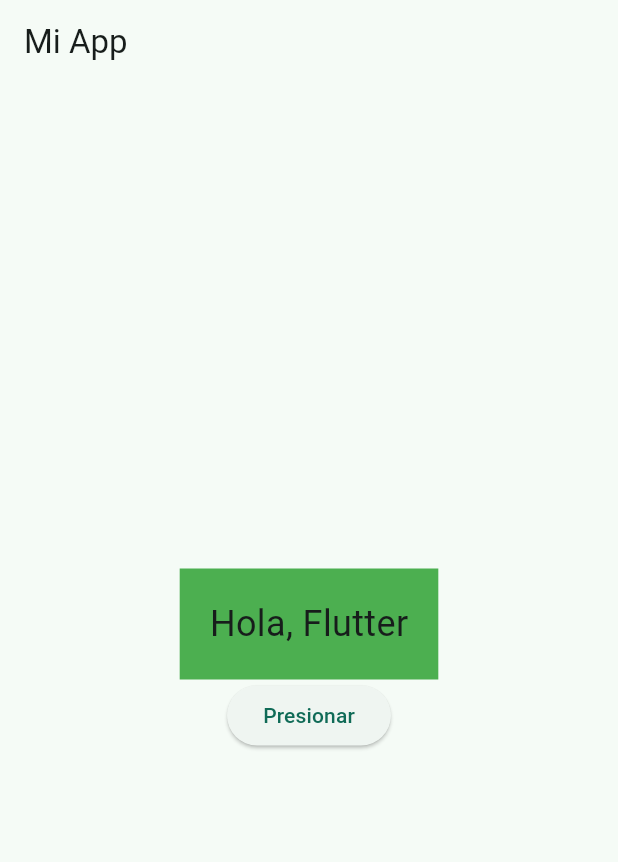
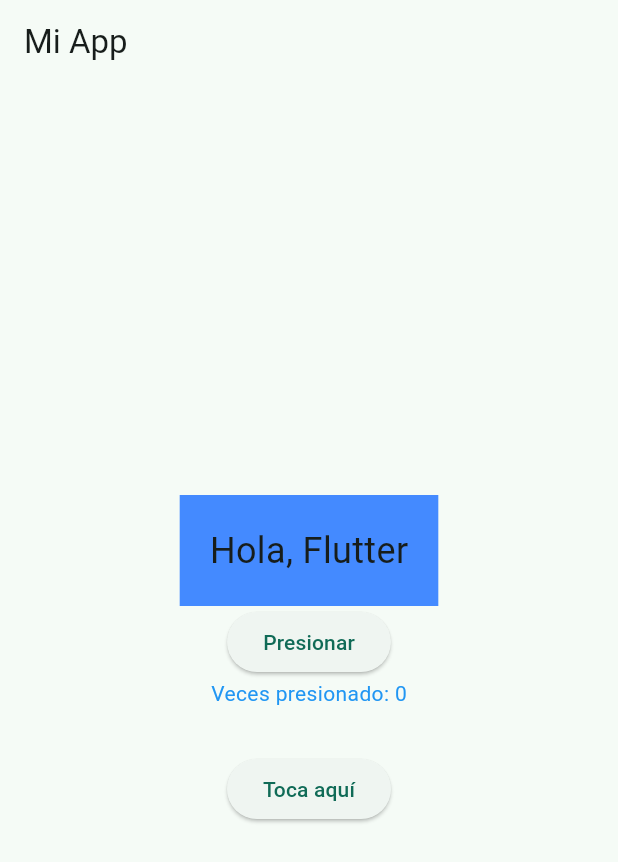
Before and after one commit to martin3093/manazco, a Flutter app: the screen it shows after launch, on a phone screen of 412 x 824 dp. Shown: the top 862 px of the screen. Run offline on Flutter 3.47's test engine with Material 3 defaults, Android fonts, the phone set to English and light mode, and no system bars.

Commit message:
Hora 2: Stateless vs. Stateful Widgets
Usamos setState para decirle a Flutter que el
 estado cambió y que debe redibujar la pantalla
  Sin setState, el número no se actualizaría aunque
  la variable cambie

```diff
--- a/lib/views/pantalla_principal.dart
+++ b/lib/views/pantalla_principal.dart
@@ -1,7 +1,20 @@
 import 'package:flutter/material.dart';
 
-class PantallaPrincipal extends StatelessWidget {
+class PantallaPrincipal extends StatefulWidget {
   const PantallaPrincipal({super.key}); // Constructor constante agregado
+
+  @override
+  State<PantallaPrincipal> createState() => _PantallaPrincipalState();
+}
+
+class _PantallaPrincipalState extends State<PantallaPrincipal> {
+  int _contador = 0;
+
+  void _incrementarContador() {
+    setState(() {
+      _contador++;
+    });
+  }
 
   @override
   Widget build(BuildContext context) {
@@ -14,7 +27,7 @@
           children: [
             Container(
               /*agrega un resaldador de dimension 20 al texto */
-              color: Colors.green, // Modificación 1
+              color: Colors.blueAccent, // Modificación 1
               padding: EdgeInsets.all(20), // Modificación 2
               child: const Text(
                 'Hola, Flutter',
@@ -25,6 +38,15 @@
               onPressed: () {},
               child: const Text('Presionar'), // const agregado al Text
             ),
+            Text(
+              'Veces presionado: $_contador', // Modificación 1
+              style: TextStyle(color: Colors.blue), // Modificación 3
+            ),
+            SizedBox(height: 30), // Modificación 2
+            ElevatedButton(
+              onPressed: _incrementarContador,
+              child: Text('Toca aquí'),
+            ),
           ],
         ),
       ),
```
